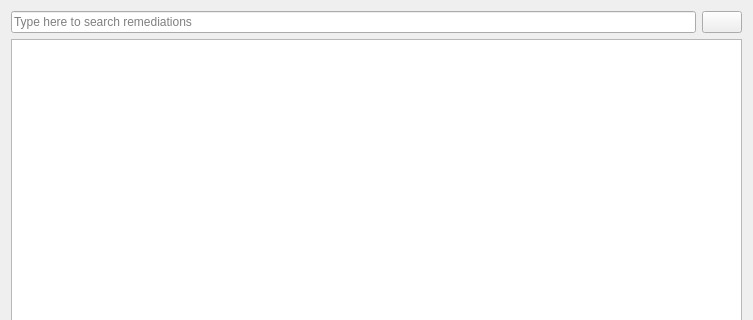
Above: remediation_result_page.ui from h4636oh/EasyAudit_QT before the change; both pictures show x 0 to 753 and y 0 to 320 of the 753 by 663 pixel window. Below: the same form after it.
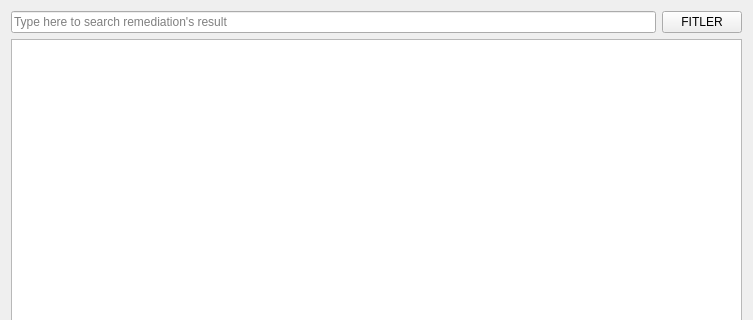
That is the form after the change. Icons and pictures are not drawn.

What changed in the file:
```diff
--- a/remediation_result_page.ui
+++ b/remediation_result_page.ui
@@ -30,14 +30,14 @@
           <bool>true</bool>
          </property>
          <property name="placeholderText">
-          <string>Type here to search remediations</string>
+          <string>Type here to search remediation's result</string>
          </property>
         </widget>
        </item>
        <item>
         <widget class="QPushButton" name="filter_btn">
          <property name="text">
-          <string/>
+          <string>FITLER</string>
          </property>
          <property name="icon">
           <iconset theme="QIcon::ThemeIcon::ImageLoading"/>
```
